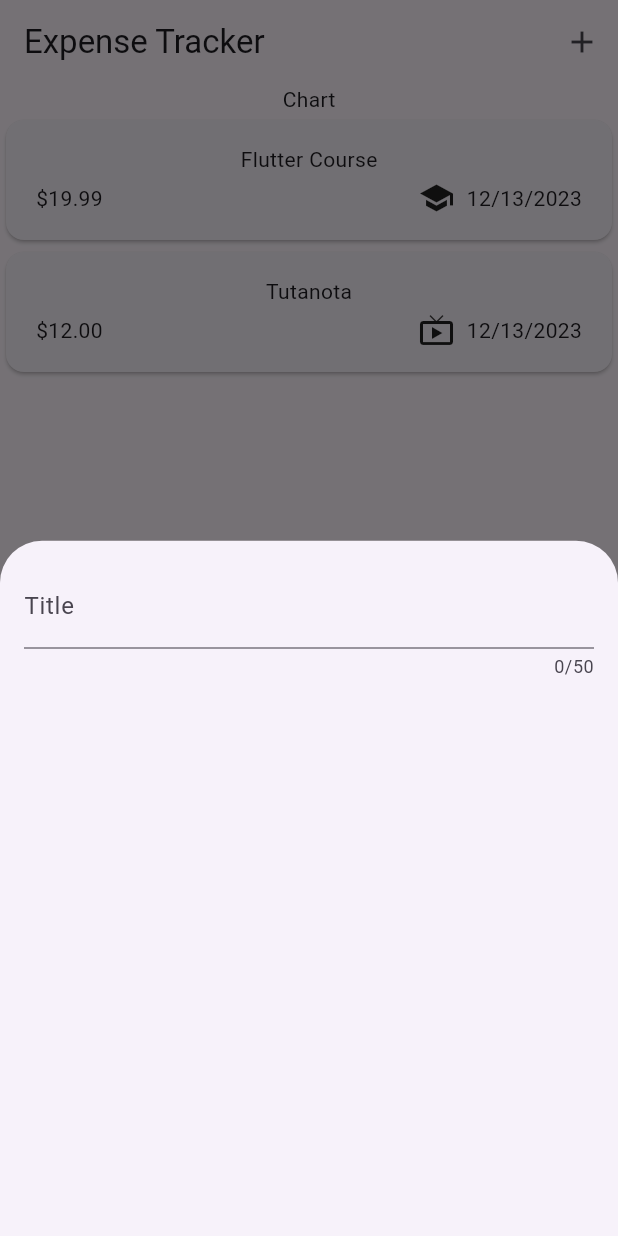
After one commit to Zaela24/expense_tracker, a Flutter app: the screen it shows after launch, after a tap on the "add" icon, on a phone screen of 412 x 824 dp. The commit adds this screen. Run offline on Flutter 3.47's test engine with Material 2 defaults, Android fonts, the phone set to English and light mode, and no system bars.

Commit message:
Add appBar and dummy add expense modal

```diff
--- a/lib/main.dart
+++ b/lib/main.dart
@@ -3,8 +3,9 @@ import 'package:flutter/material.dart';
 
 void main() {
   runApp(
-    const MaterialApp(
-      home: Expenses(),
+    MaterialApp(
+      theme: ThemeData(useMaterial3: true),
+      home: const Expenses(),
     ),
   );
 }
--- a/lib/widget/expenses.dart
+++ b/lib/widget/expenses.dart
@@ -1,5 +1,6 @@
 import 'package:expense_tracker/models/expense.dart';
 import 'package:expense_tracker/widget/expenses_list/expenses_list.dart';
+import 'package:expense_tracker/widget/new_expense.dart';
 import 'package:flutter/material.dart';
 
 class Expenses extends StatefulWidget {
@@ -27,9 +28,26 @@ class _ExpensesState extends State<Expenses> {
     ),
   ];
 
+  void _openAddExpenseOverlay() {
+    showModalBottomSheet(
+      context: context,
+      // ctx = context, named different to avoid conflict w/ existing context
+      builder: (ctx) => const NewExpense(),
+    );
+  }
+
   @override
   Widget build(BuildContext context) {
     return Scaffold(
+      appBar: AppBar(
+        title: const Text('Expense Tracker'),
+        actions: [
+          IconButton(
+            onPressed: _openAddExpenseOverlay,
+            icon: const Icon(Icons.add),
+          )
+        ],
+      ),
       body: Column(
         children: [
           const Text('Chart'),
--- /dev/null
+++ b/lib/widget/new_expense.dart
@@ -0,0 +1,29 @@
+import 'package:flutter/material.dart';
+
+class NewExpense extends StatefulWidget {
+  const NewExpense({super.key});
+
+  @override
+  State<NewExpense> createState() {
+    return _NewExpenseState();
+  }
+}
+
+class _NewExpenseState extends State<NewExpense> {
+  @override
+  Widget build(BuildContext context) {
+    return const Padding(
+      padding: EdgeInsets.all(16),
+      child: Column(
+        children: [
+          TextField(
+            maxLength: 50,
+            decoration: InputDecoration(
+              label: Text('Title'),
+            ),
+          )
+        ],
+      ),
+    );
+  }
+}
```
